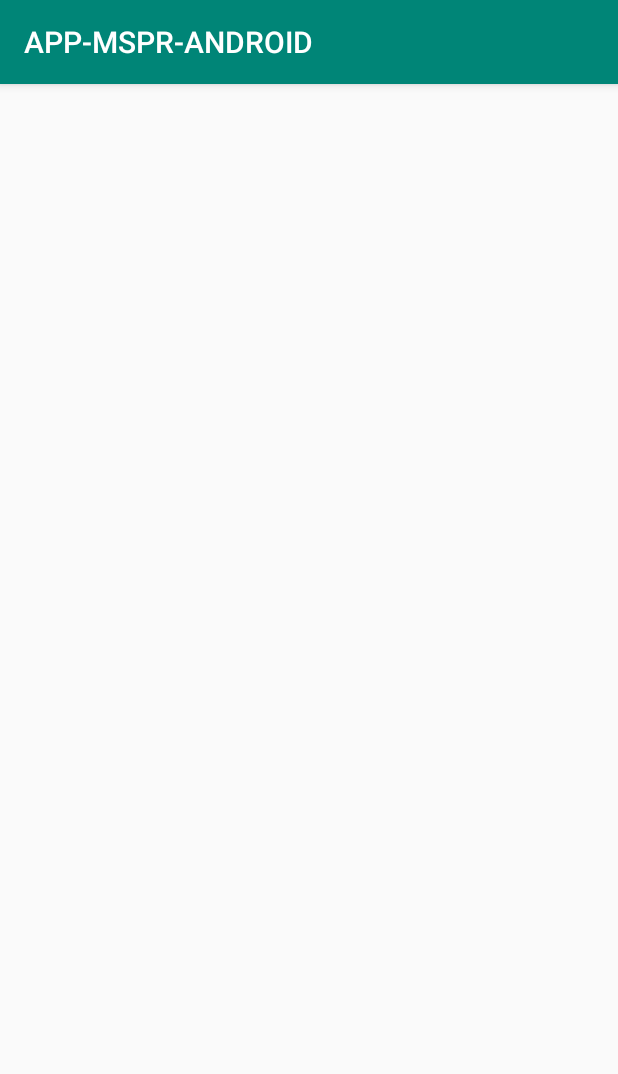
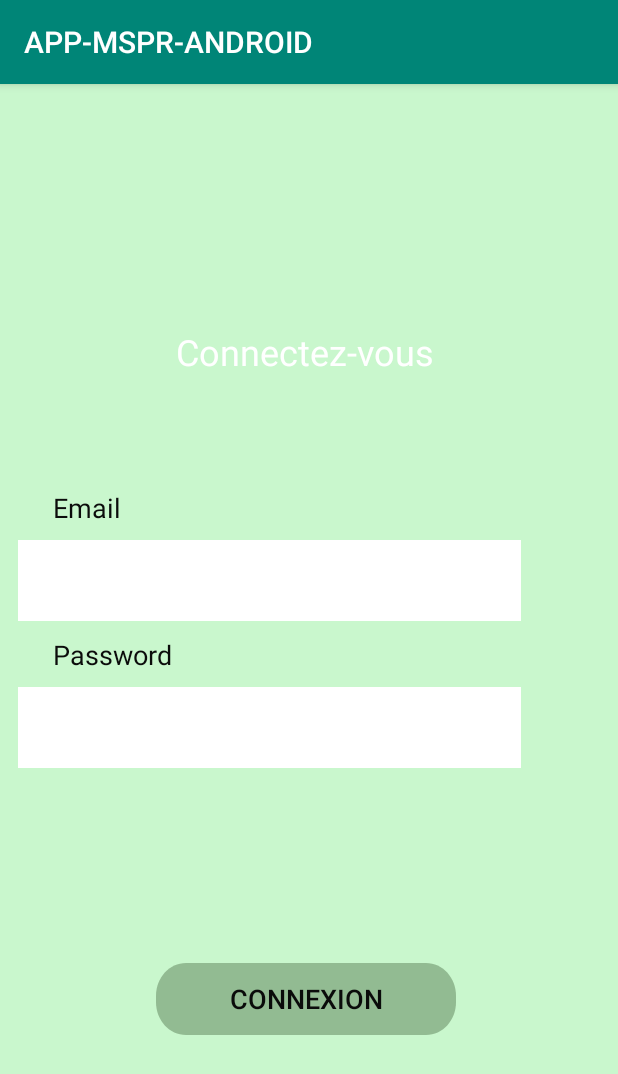
Before and after one commit to Arphaax/mspr-gostyle, an Android app: the screen it shows after launch (MainActivity), on a phone screen of 412 x 824 dp. Shown: the top 1074 px of the screen. Run offline under Robolectric (Android 15) with nearby library versions, the phone set to English and light mode, and no system bars.

Commit message:
création du template de la page de login

```diff
--- a/front/app/src/main/java/com/example/app_mspr_android/MainActivity.java
+++ /dev/null
@@ -1,14 +0,0 @@
-package com.example.app_mspr_android;
-
-import androidx.appcompat.app.AppCompatActivity;
-
-import android.os.Bundle;
-
-public class MainActivity extends AppCompatActivity {
-
-    @Override
-    protected void onCreate(Bundle savedInstanceState) {
-        super.onCreate(savedInstanceState);
-        setContentView(R.layout.activity_main);
-    }
-}
--- a/front/app/src/main/java/com/example/app_mspr_android/model/UserModel.java
+++ b/front/app/src/main/java/com/example/app_mspr_android/model/UserModel.java
@@ -4,6 +4,11 @@ public class UserModel {
 
     private String email;
     private String password;
+
+    public UserModel(String email, String password) {
+        this.email = email;
+        this.password = password;
+    }
 
     public String getPassword() {
         return password;
--- /dev/null
+++ b/front/app/src/main/res/drawable/button_color.xml
@@ -0,0 +1,24 @@
+<?xml version="1.0" encoding="utf-8"?>
+<vector
+    xmlns:android="http://schemas.android.com/apk/res/android"
+    xmlns:aapt="http://schemas.android.com/aapt"
+    android:width="200dp"
+    android:height="44dp"
+    android:viewportWidth="200"
+    android:viewportHeight="44"
+    >
+
+    <group>
+
+        <clip-path
+            android:pathData="M20 0H180C191.046 0 200 8.95431 200 20V24C200 35.0457 191.046 44 180 44H20C8.95431 44 0 35.0457 0 24V20C0 8.95431 8.95431 0 20 0Z"
+            />
+
+        <path
+            android:pathData="M0 0V44H200V0"
+            android:fillColor="#C983AB82"
+            />
+
+    </group>
+
+</vector>
--- /dev/null
+++ b/front/app/src/main/res/drawable/frame_2.xml
@@ -0,0 +1,24 @@
+<?xml version="1.0" encoding="utf-8"?>
+<vector
+    xmlns:android="http://schemas.android.com/apk/res/android"
+    xmlns:aapt="http://schemas.android.com/aapt"
+    android:width="359dp"
+    android:height="635dp"
+    android:viewportWidth="359"
+    android:viewportHeight="635"
+    >
+
+    <group>
+
+        <clip-path
+            android:pathData="M0 0H359V635H0V0Z"
+            />
+
+        <path
+            android:pathData="M0 0V635H359V0"
+            android:fillColor="#6983F28E"
+            />
+
+    </group>
+
+</vector>
--- a/front/app/src/main/res/layout/activity_main.xml
+++ b/front/app/src/main/res/layout/activity_main.xml
@@ -1,7 +1,94 @@
 <?xml version="1.0" encoding="utf-8"?>
-<androidx..widget.ConstraintLayout xmlns:android="http://schemas.android.com/apk/res/android"
+<RelativeLayout xmlns:android="http://schemas.android.com/apk/res/android"
     xmlns:app="http://schemas.android.com/apk/res-auto"
     xmlns:tools="http://schemas.android.com/tools"
-    android:layout_width="match_parent"
-    android:layout_height="match_parent"
-    tools:context=".views.MainActivity"/>
+    android:layout_width="fill_parent"
+    android:layout_height="fill_parent"
+    android:background="@drawable/frame_2"
+    tools:context=".views.MainActivity">
+
+    <TextView
+        android:id="@+id/textView"
+        android:layout_width="wrap_content"
+        android:layout_height="wrap_content"
+        android:layout_alignParentStart="true"
+        android:layout_alignParentEnd="true"
+        android:layout_alignParentBottom="true"
+        android:layout_marginStart="117dp"
+        android:layout_marginEnd="122dp"
+        android:layout_marginBottom="573dp"
+        android:gravity="top"
+        android:text="Connectez-vous" />
+
+    <LinearLayout
+        android:layout_width="match_parent"
+        android:layout_height="wrap_content"
+        android:layout_alignParentEnd="true"
+        android:layout_alignParentBottom="true"
+        android:layout_marginEnd="2dp"
+        android:layout_marginBottom="312dp"
+        android:orientation="vertical">
+
+        <TextView
+            android:id="@+id/email"
+            android:layout_width="72dp"
+            android:layout_height="24dp"
+            android:layout_marginLeft="35dp"
+
+            android:text="Email"
+            android:textColor="#FA070707"
+            android:textSize="18sp" />
+
+        <EditText
+            android:id="@+id/editText3"
+            android:layout_width="335dp"
+            android:layout_height="54dp"
+            android:ems="10"
+            android:layout_alignParentLeft="true"
+            android:layout_alignParentTop="true"
+            android:layout_marginLeft="12dp"
+            android:layout_marginTop="10dp"
+            android:inputType="textEmailAddress"
+            android:background="@color/loginColor" />
+
+
+        <TextView
+            android:id="@+id/password"
+            android:layout_width="wrap_content"
+            android:layout_height="24dp"
+            android:layout_marginLeft="35dp"
+            android:layout_marginTop="10dp"
+            android:text="Password"
+            android:textColor="#FA070707"
+            android:textSize="18sp" />
+
+        <EditText
+            android:id="@+id/editText4"
+            android:layout_width="335dp"
+            android:layout_height="54dp"
+            android:ems="10"
+            android:layout_alignParentLeft="true"
+            android:layout_alignParentTop="true"
+            android:layout_marginLeft="12dp"
+            android:layout_marginTop="10dp"
+            android:inputType="textPassword"
+            android:background="@color/loginColor"
+            android:padding="10dp"/>
+
+    </LinearLayout>
+
+    <Button
+        android:id="@+id/button2"
+        android:layout_width="200dp"
+        android:layout_height="wrap_content"
+        android:layout_alignParentEnd="true"
+        android:layout_alignParentBottom="true"
+        android:layout_marginEnd="108dp"
+        android:layout_marginBottom="134dp"
+        android:text="connexion"
+        android:textColor="#FA070707"
+        android:textSize="18sp"
+        android:background="@drawable/button_color"/>
+
+
+</RelativeLayout>
--- a/front/app/src/main/res/values/colors.xml
+++ b/front/app/src/main/res/values/colors.xml
@@ -3,4 +3,7 @@
     <color name="colorPrimary">#008577</color>
     <color name="colorPrimaryDark">#00574B</color>
     <color name="colorAccent">#D81B60</color>
+    <color name="loginColor">#FFFFFF</color>
+
+
 </resources>
--- a/front/app/src/main/res/values/styles.xml
+++ b/front/app/src/main/res/values/styles.xml
@@ -6,6 +6,8 @@
         <item name="colorPrimary">@color/colorPrimary</item>
         <item name="colorPrimaryDark">@color/colorPrimaryDark</item>
         <item name="colorAccent">@color/colorAccent</item>
+        <item name="android:textSize">24sp</item>
+        <item name="android:textColor">#FFFFFF</item>
     </style>
 
 </resources>
```
